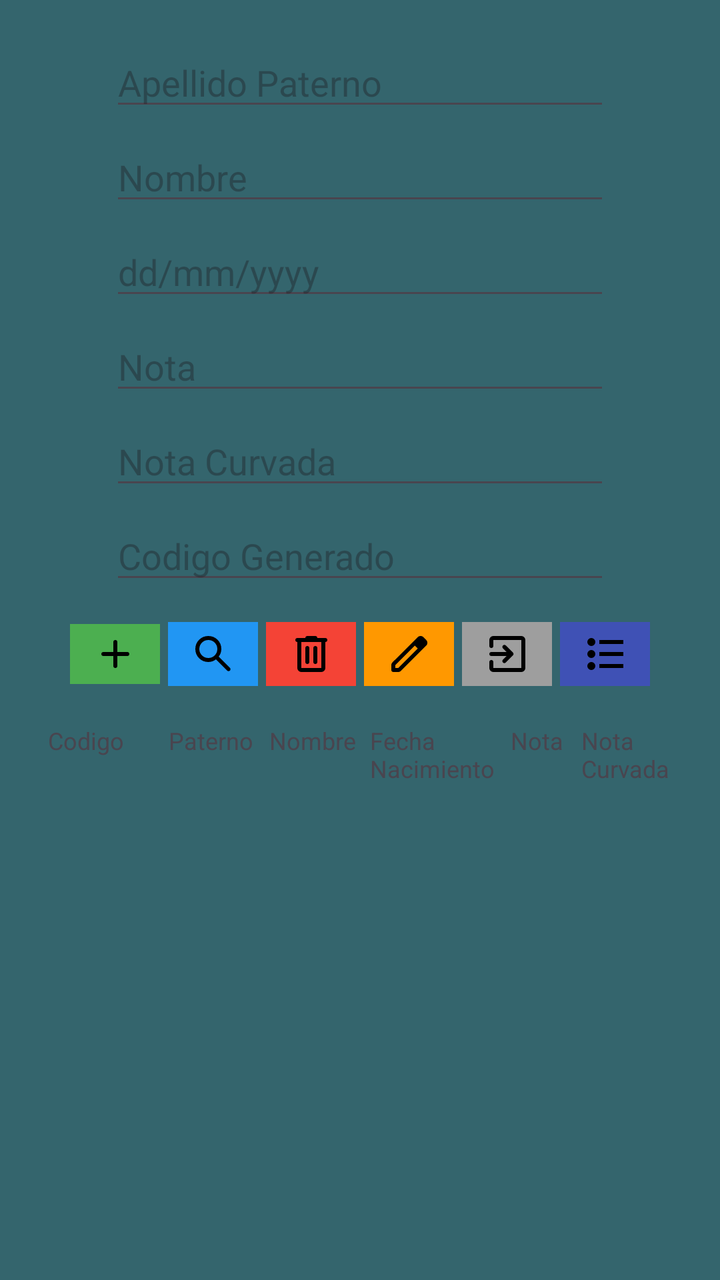
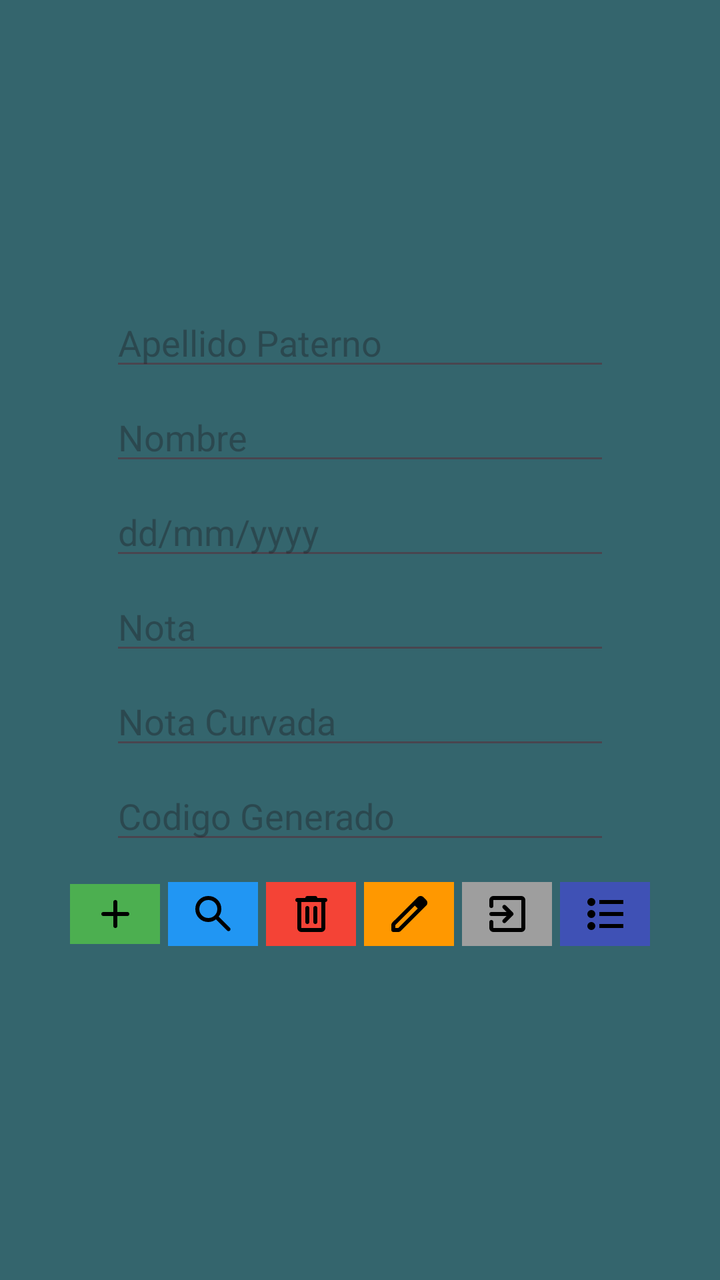

An Android layout rendered at two revisions. The XML below is the earlier revision; the diff shows what the commit changed to produce the second picture.
<!-- AndroidManifest.xml: application theme Theme.BaseDatos -->
<!-- res/layout/activity_main.xml -->
<?xml version="1.0" encoding="utf-8"?>
<androidx.constraintlayout.widget.ConstraintLayout
    xmlns:android="http://schemas.android.com/apk/res/android"
    xmlns:app="http://schemas.android.com/apk/res-auto"
    xmlns:tools="http://schemas.android.com/tools"
    android:layout_width="match_parent"
    android:layout_height="match_parent"
    android:padding="16dp"
    tools:context=".MainActivity"
    android:id="@+id/main"
    android:background="#34656D">
    <LinearLayout
        android:layout_width="match_parent"
        android:layout_height="match_parent"
        android:orientation="vertical"
        android:gravity="center">
        <EditText
            android:id="@+id/ApPatern"
            android:layout_width="250dp"
            android:layout_height="wrap_content"
            android:hint="Apellido Paterno"
            android:layout_margin="3dp"/>
        <EditText
            android:id="@+id/Nombre"
            android:layout_width="250dp"
            android:layout_height="wrap_content"
            android:hint="Nombre"
            android:layout_margin="3dp"/>
        <EditText
            android:id="@+id/FechaNac"
            android:layout_width="250dp"
            android:layout_height="wrap_content"
            android:inputType="date"
            android:hint="dd/mm/yyyy"
            android:layout_margin="3dp"/>
        <EditText
            android:id="@+id/Nota"
            android:layout_width="250dp"
            android:layout_height="wrap_content"
            android:hint="Nota"
            android:layout_margin="3dp"/>
        <EditText
            android:id="@+id/NotaCurv"
            android:layout_width="250dp"
            android:layout_height="wrap_content"
            android:hint="Nota Curvada"
            android:layout_margin="3dp"/>
        <EditText
            android:id="@+id/CodGen"
            android:layout_width="250dp"
            android:layout_height="wrap_content"
            android:hint="Codigo Generado"
            android:layout_margin="3dp"/>

        <LinearLayout
            android:layout_width="match_parent"
            android:layout_height="wrap_content"
            android:padding="4dp"
            android:layout_margin="5dp"
            android:orientation="horizontal"
            android:gravity="center">
            <ImageButton
                android:id="@+id/btnAdd"
                android:src="@drawable/add"
                android:layout_margin="2dp"
                android:padding="3dp"
                android:background="#4CAF50"
                android:minWidth="45dp"
                android:layout_width="wrap_content"
                android:layout_height="wrap_content"
                android:onClick="adicion">
            </ImageButton>
            <ImageButton
                android:id="@+id/btnSearch"
                android:src="@drawable/search"
                android:layout_margin="2dp"
                android:padding="4dp"
                android:background="#2196F3"
                android:minWidth="45dp"
                android:layout_width="wrap_content"
                android:layout_height="wrap_content"
                android:onClick="consultar">
            </ImageButton>
            <ImageButton
                android:id="@+id/btnDelete"
                android:src="@drawable/delete"
                android:layout_margin="2dp"
                android:padding="4dp"
                android:background="#F44336"
                android:minWidth="45dp"
                android:layout_width="wrap_content"
                android:layout_height="wrap_content"
                android:onClick="eliminar">
            </ImageButton>
            <ImageButton
                android:id="@+id/btnEdit"
                android:src="@drawable/edit"
                android:layout_margin="2dp"
                android:padding="4dp"
                android:background="#FF9800"
                android:minWidth="45dp"
                android:layout_width="wrap_content"
                android:layout_height="wrap_content"
                android:onClick="modificar">
            </ImageButton>
            <ImageButton
                android:id="@+id/btnExit"
                android:src="@drawable/exit"
                android:layout_margin="2dp"
                android:padding="4dp"
                android:background="#9E9E9E"
                android:minWidth="45dp"
                android:layout_width="wrap_content"
                android:layout_height="wrap_content"
                android:onClick="salir">
            </ImageButton>
            <ImageButton
                android:id="@+id/btnList"
                android:src="@drawable/list"
                android:layout_margin="2dp"
                android:padding="4dp"
                android:background="#3F51B5"
                android:minWidth="45dp"
                android:layout_width="wrap_content"
                android:layout_height="wrap_content"
                android:onClick="listar">
            </ImageButton>
        </LinearLayout>
        <LinearLayout
            android:layout_width="match_parent"
            android:layout_height="wrap_content"
            android:orientation="horizontal"
            android:padding="8dp"
            >

            <TextView
                android:layout_width="65dp"
                android:layout_weight="1"
                android:layout_height="wrap_content"
                android:textSize="12sp"
                android:text="Codigo"/>

            <TextView
                android:layout_width="55dp"
                android:layout_weight="1"
                android:layout_height="wrap_content"
                android:textSize="12sp"
                android:text="Paterno"/>

            <TextView
                android:layout_width="55dp"
                android:layout_weight="1"
                android:layout_height="wrap_content"
                android:textSize="12sp"
                android:text="Nombre"/>

            <TextView
                android:layout_width="75dp"
                android:layout_weight="1"
                android:layout_height="wrap_content"
                android:textSize="12sp"
                android:text="Fecha\nNacimiento"/>

            <TextView
                android:layout_width="40dp"
                android:layout_weight="1"
                android:layout_height="wrap_content"
                android:textSize="12sp"
                android:text="Nota"/>

            <TextView
                android:layout_width="50dp"
                android:layout_weight="1"
                android:layout_height="wrap_content"
                android:textSize="12sp"
                android:text="Nota\nCurvada"/>
        </LinearLayout>

        <ListView
            android:id="@+id/ListData"
            android:layout_width="match_parent"
            android:layout_height="0dp"
            android:layout_weight="1"
            android:dividerHeight="1dp"/>
    </LinearLayout>


</androidx.constraintlayout.widget.ConstraintLayout>
<!-- resources referenced by this layout -->
<resources>
  <!-- drawable add (drawable) -->
  <vector xmlns:android="http://schemas.android.com/apk/res/android" android:height="24dp" android:tint="#000000" android:viewportHeight="960" android:viewportWidth="960" android:width="24dp">
        
      <path android:fillColor="@android:color/white" android:pathData="M440,520L240,520Q223,520 211.5,508.5Q200,497 200,480Q200,463 211.5,451.5Q223,440 240,440L440,440L440,240Q440,223 451.5,211.5Q463,200 480,200Q497,200 508.5,211.5Q520,223 520,240L520,440L720,440Q737,440 748.5,451.5Q760,463 760,480Q760,497 748.5,508.5Q737,520 720,520L520,520L520,720Q520,737 508.5,748.5Q497,760 480,760Q463,760 451.5,748.5Q440,737 440,720L440,520Z"/>
      
  </vector>
  <!-- drawable edit (drawable) -->
  <vector xmlns:android="http://schemas.android.com/apk/res/android" android:height="24dp" android:tint="#000000" android:viewportHeight="960" android:viewportWidth="960" android:width="24dp">
        
      <path android:fillColor="@android:color/white" android:pathData="M200,760L257,760L648,369L591,312L200,703L200,760ZM160,840Q143,840 131.5,828.5Q120,817 120,800L120,703Q120,687 126,672.5Q132,658 143,647L648,143Q660,132 674.5,126Q689,120 705,120Q721,120 736,126Q751,132 762,144L817,200Q829,211 834.5,226Q840,241 840,256Q840,272 834.5,286.5Q829,301 817,313L313,817Q302,828 287.5,834Q273,840 257,840L160,840ZM760,256L760,256L704,200L704,200L760,256ZM619,341L591,312L591,312L648,369L648,369L619,341Z"/>
      
  </vector>
  <!-- drawable list (drawable) -->
  <vector xmlns:android="http://schemas.android.com/apk/res/android" android:autoMirrored="true" android:height="24dp" android:tint="#000000" android:viewportHeight="960" android:viewportWidth="960" android:width="24dp">
        
      <path android:fillColor="@android:color/white" android:pathData="M360,760L360,680L840,680L840,760L360,760ZM360,520L360,440L840,440L840,520L360,520ZM360,280L360,200L840,200L840,280L360,280ZM200,800Q167,800 143.5,776.5Q120,753 120,720Q120,687 143.5,663.5Q167,640 200,640Q233,640 256.5,663.5Q280,687 280,720Q280,753 256.5,776.5Q233,800 200,800ZM200,560Q167,560 143.5,536.5Q120,513 120,480Q120,447 143.5,423.5Q167,400 200,400Q233,400 256.5,423.5Q280,447 280,480Q280,513 256.5,536.5Q233,560 200,560ZM200,320Q167,320 143.5,296.5Q120,273 120,240Q120,207 143.5,183.5Q167,160 200,160Q233,160 256.5,183.5Q280,207 280,240Q280,273 256.5,296.5Q233,320 200,320Z"/>
      
  </vector>
  <!-- drawable search (drawable) -->
  <vector xmlns:android="http://schemas.android.com/apk/res/android" android:height="24dp" android:tint="#000000" android:viewportHeight="960" android:viewportWidth="960" android:width="24dp">
        
      <path android:fillColor="@android:color/white" android:pathData="M380,640Q271,640 195.5,564.5Q120,489 120,380Q120,271 195.5,195.5Q271,120 380,120Q489,120 564.5,195.5Q640,271 640,380Q640,424 626,463Q612,502 588,532L812,756Q823,767 823,784Q823,801 812,812Q801,823 784,823Q767,823 756,812L532,588Q502,612 463,626Q424,640 380,640ZM380,560Q455,560 507.5,507.5Q560,455 560,380Q560,305 507.5,252.5Q455,200 380,200Q305,200 252.5,252.5Q200,305 200,380Q200,455 252.5,507.5Q305,560 380,560Z"/>
      
  </vector>
  <style name="Theme.BaseDatos" parent="Base.Theme.BaseDatos" />
  <style name="Base.Theme.BaseDatos" parent="Theme.Material3.DayNight.NoActionBar">
          
          
      </style>
  <!-- unchanged entries left out for length: 2 -->
</resources>

<!-- the commit's change to res/layout/activity_main.xml (unified diff, before → after) -->
@@ -126,62 +126,12 @@
                 android:onClick="listar">
             </ImageButton>
         </LinearLayout>
-        <LinearLayout
+
+        <TableLayout
+            android:id="@+id/tableLayout"
             android:layout_width="match_parent"
             android:layout_height="wrap_content"
-            android:orientation="horizontal"
-            android:padding="8dp"
-            >
-
-            <TextView
-                android:layout_width="65dp"
-                android:layout_weight="1"
-                android:layout_height="wrap_content"
-                android:textSize="12sp"
-                android:text="Codigo"/>
-
-            <TextView
-                android:layout_width="55dp"
-                android:layout_weight="1"
-                android:layout_height="wrap_content"
-                android:textSize="12sp"
-                android:text="Paterno"/>
-
-            <TextView
-                android:layout_width="55dp"
-                android:layout_weight="1"
-                android:layout_height="wrap_content"
-                android:textSize="12sp"
-                android:text="Nombre"/>
-
-            <TextView
-                android:layout_width="75dp"
-                android:layout_weight="1"
-                android:layout_height="wrap_content"
-                android:textSize="12sp"
-                android:text="Fecha\nNacimiento"/>
-
-            <TextView
-                android:layout_width="40dp"
-                android:layout_weight="1"
-                android:layout_height="wrap_content"
-                android:textSize="12sp"
-                android:text="Nota"/>
-
-            <TextView
-                android:layout_width="50dp"
-                android:layout_weight="1"
-                android:layout_height="wrap_content"
-                android:textSize="12sp"
-                android:text="Nota\nCurvada"/>
-        </LinearLayout>
-
-        <ListView
-            android:id="@+id/ListData"
-            android:layout_width="match_parent"
-            android:layout_height="0dp"
-            android:layout_weight="1"
-            android:dividerHeight="1dp"/>
+            android:padding="5dp"/>
     </LinearLayout>
 
 
